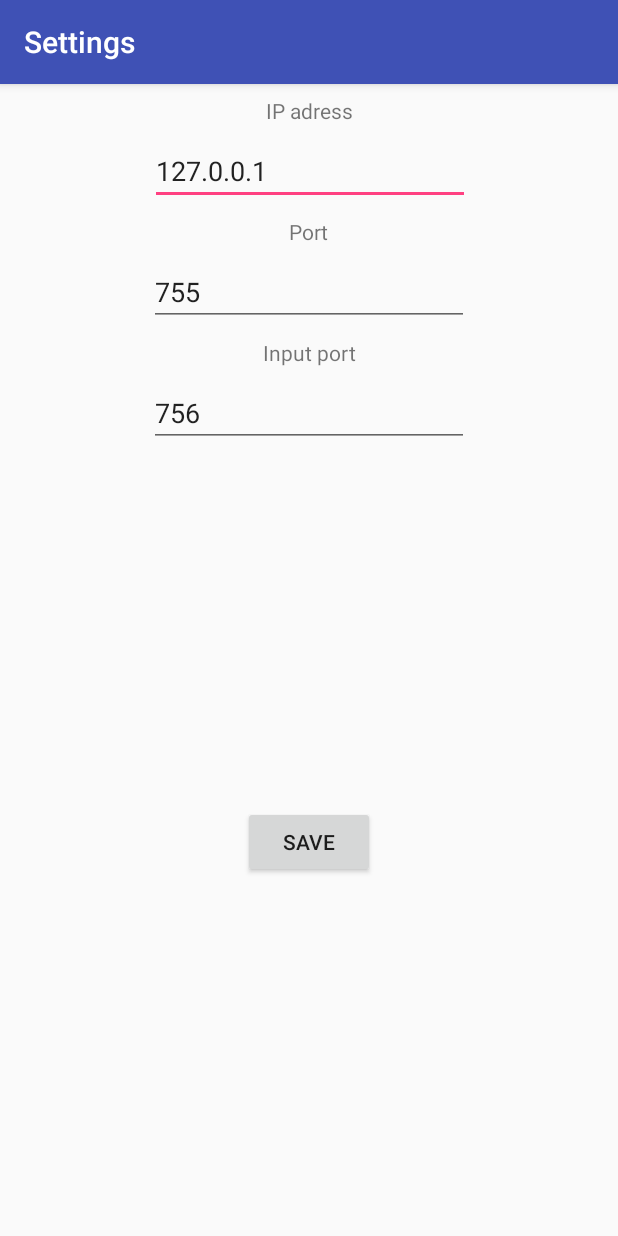
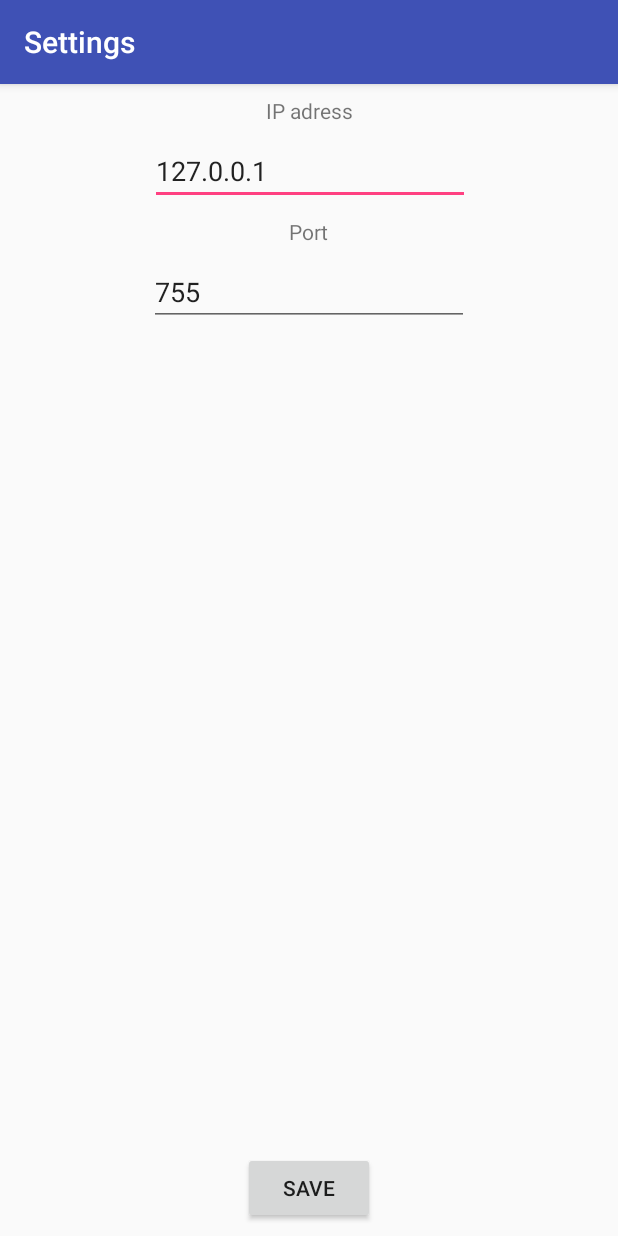
Before and after one commit to uBiWca/MPVremote, an Android app: the SettingsActivity screen opened directly, with no data from a screen before it, on a phone screen of 412 x 824 dp. Run offline under Robolectric (Android 15) with nearby library versions, the phone set to English and light mode, and no system bars; network calls fail.

Commit message:
Initial release

```diff
--- a/app/src/main/java/com/biw/mpvremot/MainActivity.kt
+++ b/app/src/main/java/com/biw/mpvremot/MainActivity.kt
@@ -24,7 +24,7 @@ import kotlin.text.Charsets.UTF_8
 class MainActivity : AppCompatActivity(), SeekBar.OnSeekBarChangeListener {
     private var ip: String = ""
     private var prt: Int = 0
-    private var rcv_prt: Int = 0
+
     var media_length: Int = 0
     var chnl = DatagramChannel.open()
     var blockview = false
@@ -113,8 +113,8 @@ class MainActivity : AppCompatActivity(), SeekBar.OnSeekBarChangeListener {
         var pref = this.getSharedPreferences("default", android.content.Context.MODE_PRIVATE)
         ip = pref.getString("IP", "127.0.0.1")
         prt = pref.getInt("PORT", 755)
-        rcv_prt = pref.getInt("INPUTPORT", 5050)
-        Log.d("MPV", "settin port to " + rcv_prt.toString())
+
+
     }
 
     override fun onSaveInstanceState(outState: Bundle?, outPersistentState: PersistableBundle?) {
@@ -141,8 +141,8 @@ class MainActivity : AppCompatActivity(), SeekBar.OnSeekBarChangeListener {
             // this thread receives incoming massages from MPV and updates views accordingly to received info
 
             try {
-                chnl.socket().bind(InetSocketAddress(5050))
-                Log.d("MPV", "reopening port " + chnl.socket().port.toString())
+                chnl.socket().bind(InetSocketAddress(756))
+
                 chnl.configureBlocking(false)
                 var timerStarted: Boolean = false
                 var timer = Timer()
--- a/app/src/main/java/com/biw/mpvremot/SettingsActivity.kt
+++ b/app/src/main/java/com/biw/mpvremot/SettingsActivity.kt
@@ -15,7 +15,7 @@ class SettingsActivity : AppCompatActivity() {
         val pref = this.getSharedPreferences("default", android.content.Context.MODE_PRIVATE)
         editText.setText(pref.getString("IP", "127.0.0.1"))
         editText2.setText(pref.getInt("PORT", 755).toString())
-        editText3.setText(pref.getInt("INPUTPORT", 756).toString())
+
         button.setOnClickListener(View.OnClickListener {
 
 
@@ -23,7 +23,7 @@ class SettingsActivity : AppCompatActivity() {
             try {
                 ed.putString("IP", editText.text.toString())
                 ed.putInt("PORT", editText2.text.toString().toInt())
-                ed.putInt("INPUTPORT", editText3.text.toString().toInt())
+
 
             } catch (e: NumberFormatException) {
                 Toast.makeText(this, "Wrong input!", Toast.LENGTH_LONG).show()
--- a/app/src/main/res/layout-land/activity_settings.xml
+++ b/app/src/main/res/layout-land/activity_settings.xml
@@ -67,36 +67,9 @@
         android:layout_marginBottom="8dp"
         android:layout_marginEnd="8dp"
         android:layout_marginStart="8dp"
-        android:layout_marginTop="8dp"
         android:text="Save"
         app:layout_constraintBottom_toBottomOf="parent"
         app:layout_constraintEnd_toEndOf="parent"
-        app:layout_constraintStart_toStartOf="parent"
-        app:layout_constraintTop_toBottomOf="@+id/editText3" />
+        app:layout_constraintStart_toStartOf="parent" />
 
-    <TextView
-        android:id="@+id/textView8"
-        android:layout_width="wrap_content"
-        android:layout_height="wrap_content"
-        android:layout_marginEnd="8dp"
-        android:layout_marginStart="8dp"
-        android:layout_marginTop="8dp"
-        android:text="Input port"
-        app:layout_constraintEnd_toEndOf="parent"
-        app:layout_constraintStart_toStartOf="parent"
-        app:layout_constraintTop_toBottomOf="@+id/editText2" />
-
-    <EditText
-        android:id="@+id/editText3"
-        android:layout_width="wrap_content"
-        android:layout_height="wrap_content"
-        android:layout_marginEnd="8dp"
-        android:layout_marginStart="8dp"
-        android:layout_marginTop="8dp"
-        android:ems="10"
-        android:hint="Input port"
-        android:inputType="number"
-        app:layout_constraintEnd_toEndOf="parent"
-        app:layout_constraintStart_toStartOf="parent"
-        app:layout_constraintTop_toBottomOf="@+id/textView8" />
 </android.support.constraint.ConstraintLayout>
--- a/app/src/main/res/layout/activity_settings.xml
+++ b/app/src/main/res/layout/activity_settings.xml
@@ -67,37 +67,9 @@
         android:layout_marginBottom="8dp"
         android:layout_marginEnd="8dp"
         android:layout_marginStart="8dp"
-        android:layout_marginTop="8dp"
         android:text="Save"
         app:layout_constraintBottom_toBottomOf="parent"
         app:layout_constraintEnd_toEndOf="parent"
-        app:layout_constraintStart_toStartOf="parent"
-        app:layout_constraintTop_toBottomOf="@+id/editText3" />
+        app:layout_constraintStart_toStartOf="parent" />
 
-    <TextView
-        android:id="@+id/textView7"
-        android:layout_width="wrap_content"
-        android:layout_height="wrap_content"
-        android:layout_marginEnd="8dp"
-        android:layout_marginStart="8dp"
-        android:layout_marginTop="8dp"
-        android:text="Input port"
-        app:layout_constraintEnd_toEndOf="parent"
-        app:layout_constraintLeft_toLeftOf="parent"
-        app:layout_constraintStart_toStartOf="parent"
-        app:layout_constraintTop_toBottomOf="@+id/editText2" />
-
-    <EditText
-        android:id="@+id/editText3"
-        android:layout_width="wrap_content"
-        android:layout_height="wrap_content"
-        android:layout_marginEnd="8dp"
-        android:layout_marginStart="8dp"
-        android:layout_marginTop="8dp"
-        android:ems="10"
-        android:hint="Port"
-        android:inputType="number"
-        app:layout_constraintEnd_toEndOf="parent"
-        app:layout_constraintStart_toStartOf="parent"
-        app:layout_constraintTop_toBottomOf="@+id/textView7" />
 </android.support.constraint.ConstraintLayout>
```
Also changed, not shown: 2 other files.
